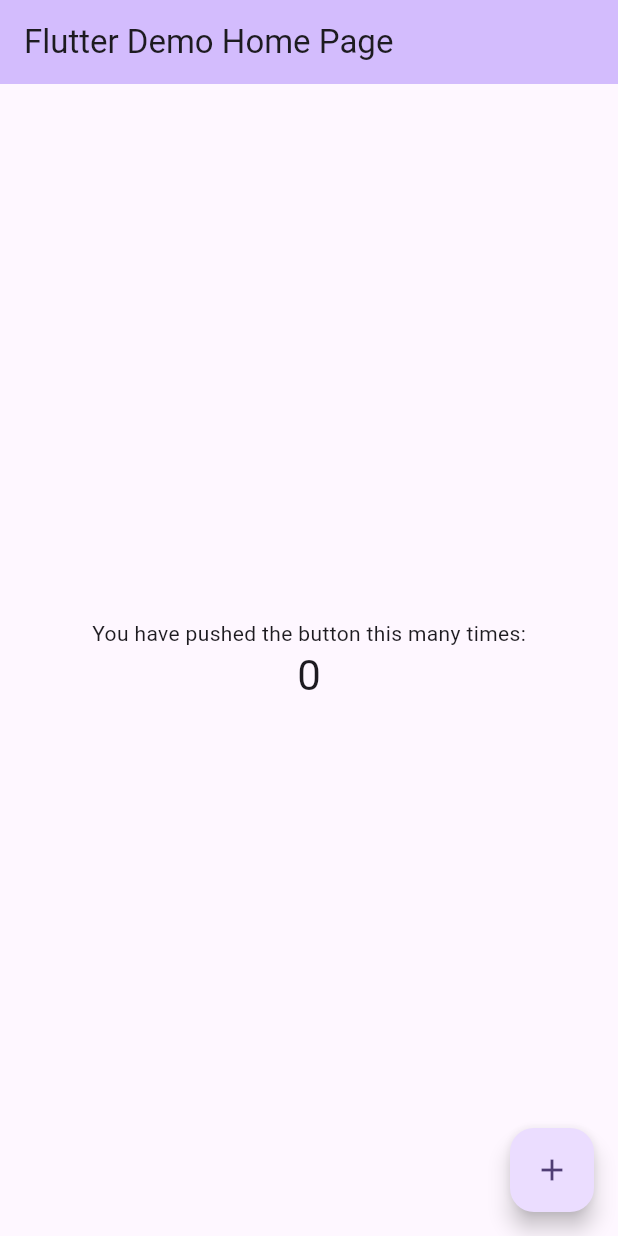
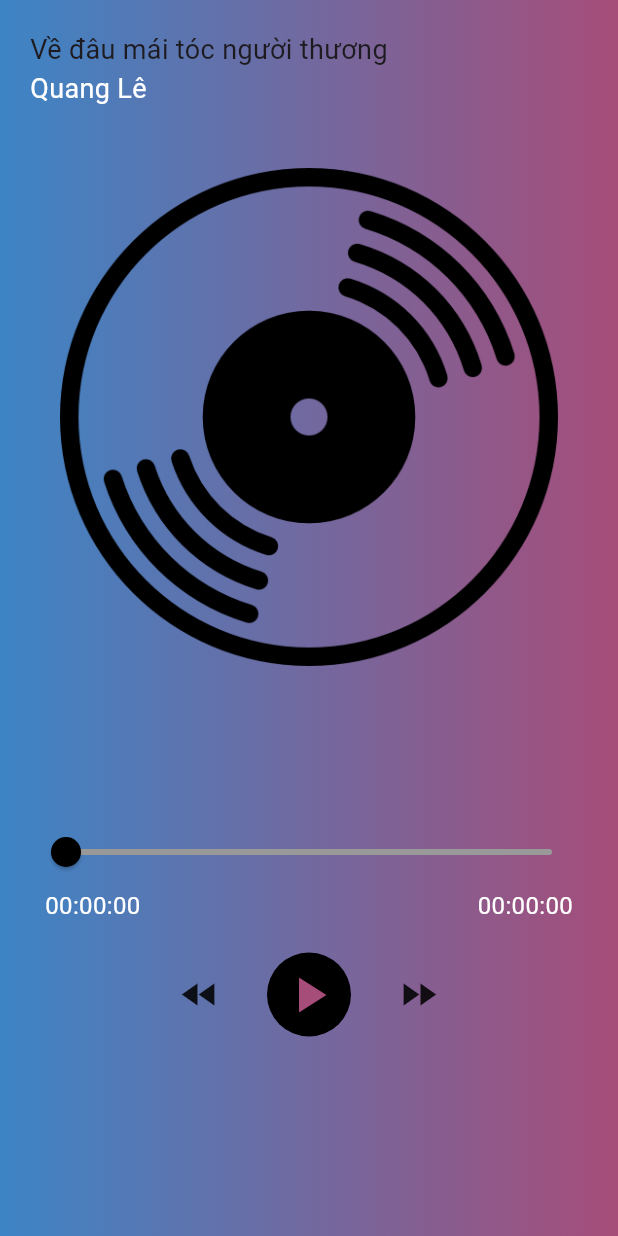
Before and after one commit to huy2992002/flutter_music_test, a Flutter app: the screen it shows after launch, on a phone screen of 412 x 824 dp. Run offline on Flutter 3.47's test engine with Material 3 defaults, Android fonts, the light colour scheme and no system bars; our stand-ins replace audioplayers.

Commit message:
create UI & play audio

```diff
--- /dev/null
+++ b/lib/components/app_text.dart
@@ -0,0 +1,20 @@
+import 'package:flutter/material.dart';
+
+class AppText extends StatelessWidget {
+  final String text;
+  final Color? color;
+  final double? fontSize;
+
+  const AppText({super.key, required this.text, this.color, this.fontSize});
+
+  @override
+  Widget build(BuildContext context) {
+    return Text(
+      text,
+      style: TextStyle(
+        color: color,
+        fontSize: fontSize ?? 18.0,
+      ),
+    );
+  }
+}
--- /dev/null
+++ b/lib/extensions/app_extensions.dart
@@ -0,0 +1,15 @@
+extension ExInt on int {
+  String get formatTwoDigits {
+    return this < 10 ? '0$this' : '$this';
+  }
+}
+
+extension ExDuration on Duration? {
+  String get formatDuration {
+    if (this == null) {
+      return '00:00:00';
+    } else {
+      return '${this?.inHours.remainder(60).formatTwoDigits}:${this?.inMinutes.remainder(60).formatTwoDigits}:${this?.inSeconds.remainder(60).formatTwoDigits}';
+    }
+  }
+}
--- a/lib/main.dart
+++ b/lib/main.dart
@@ -1,4 +1,5 @@
 import 'package:flutter/material.dart';
+import 'package:flutter_music_test/screens/home/home_screen.dart';
 
 void main() {
   runApp(const MyApp());
@@ -7,119 +8,15 @@
 class MyApp extends StatelessWidget {
   const MyApp({super.key});
 
-  // This widget is the root of your application.
   @override
   Widget build(BuildContext context) {
     return MaterialApp(
-      title: 'Flutter Demo',
+      title: 'Music App',
       theme: ThemeData(
-        // This is the theme of your application.
-        //
-        // TRY THIS: Try running your application with "flutter run". You'll see
-        // the application has a purple toolbar. Then, without quitting the app,
-        // try changing the seedColor in the colorScheme below to Colors.green
-        // and then invoke "hot reload" (save your changes or press the "hot
-        // reload" button in a Flutter-supported IDE, or press "r" if you used
-        // the command line to start the app).
-        //
-        // Notice that the counter didn't reset back to zero; the application
-        // state is not lost during the reload. To reset the state, use hot
-        // restart instead.
-        //
-        // This works for code too, not just values: Most code changes can be
-        // tested with just a hot reload.
         colorScheme: ColorScheme.fromSeed(seedColor: Colors.deepPurple),
         useMaterial3: true,
       ),
-      home: const MyHomePage(title: 'Flutter Demo Home Page'),
+      home: const HomeScreen(),
     );
   }
 }
-
-class MyHomePage extends StatefulWidget {
-  const MyHomePage({super.key, required this.title});
-
-  // This widget is the home page of your application. It is stateful, meaning
-  // that it has a State object (defined below) that contains fields that affect
-  // how it looks.
-
-  // This class is the configuration for the state. It holds the values (in this
-  // case the title) provided by the parent (in this case the App widget) and
-  // used by the build method of the State. Fields in a Widget subclass are
-  // always marked "final".
-
-  final String title;
-
-  @override
-  State<MyHomePage> createState() => _MyHomePageState();
-}
-
-class _MyHomePageState extends State<MyHomePage> {
-  int _counter = 0;
-
-  void _incrementCounter() {
-    setState(() {
-      // This call to setState tells the Flutter framework that something has
-      // changed in this State, which causes it to rerun the build method below
-      // so that the display can reflect the updated values. If we changed
-      // _counter without calling setState(), then the build method would not be
-      // called again, and so nothing would appear to happen.
-      _counter++;
-    });
-  }
-
-  @override
-  Widget build(BuildContext context) {
-    // This method is rerun every time setState is called, for instance as done
-    // by the _incrementCounter method above.
-    //
-    // The Flutter framework has been optimized to make rerunning build methods
-    // fast, so that you can just rebuild anything that needs updating rather
-    // than having to individually change instances of widgets.
-    return Scaffold(
-      appBar: AppBar(
-        // TRY THIS: Try changing the color here to a specific color (to
-        // Colors.amber, perhaps?) and trigger a hot reload to see the AppBar
-        // change color while the other colors stay the same.
-        backgroundColor: Theme.of(context).colorScheme.inversePrimary,
-        // Here we take the value from the MyHomePage object that was created by
-        // the App.build method, and use it to set our appbar title.
-        title: Text(widget.title),
-      ),
-      body: Center(
-        // Center is a layout widget. It takes a single child and positions it
-        // in the middle of the parent.
-        child: Column(
-          // Column is also a layout widget. It takes a list of children and
-          // arranges them vertically. By default, it sizes itself to fit its
-          // children horizontally, and tries to be as tall as its parent.
-          //
-          // Column has various properties to control how it sizes itself and
-          // how it positions its children. Here we use mainAxisAlignment to
-          // center the children vertically; the main axis here is the vertical
-          // axis because Columns are vertical (the cross axis would be
-          // horizontal).
-          //
-          // TRY THIS: Invoke "debug painting" (choose the "Toggle Debug Paint"
-          // action in the IDE, or press "p" in the console), to see the
-          // wireframe for each widget.
-          mainAxisAlignment: MainAxisAlignment.center,
-          children: <Widget>[
-            const Text(
-              'You have pushed the button this many times:',
-            ),
-            Text(
-              '$_counter',
-              style: Theme.of(context).textTheme.headlineMedium,
-            ),
-          ],
-        ),
-      ),
-      floatingActionButton: FloatingActionButton(
-        onPressed: _incrementCounter,
-        tooltip: 'Increment',
-        child: const Icon(Icons.add),
-      ), // This trailing comma makes auto-formatting nicer for build methods.
-    );
-  }
-}
--- /dev/null
+++ b/lib/models/song_model.dart
@@ -0,0 +1,13 @@
+class SongModel {
+  String nameSong;
+  String singer;
+  String url;
+  String urlLyrics;
+
+  SongModel({
+    required this.nameSong,
+    required this.singer,
+    required this.url,
+    required this.urlLyrics,
+  });
+}
--- /dev/null
+++ b/lib/resources/app_assets.dart
@@ -0,0 +1,5 @@
+class AppAssets {
+  AppAssets._();
+
+  static const String imgDisk = 'assets/images/img_disk.png';
+}
--- a/lib/resources/app_colors.dart
+++ b/lib/resources/app_colors.dart
@@ -1,6 +1,11 @@
 import 'package:flutter/material.dart';
 
 class AppColors {
+  AppColors._();
+
   static const Color h000000 = Color(0xFF000000);
   static const Color hFFFFFF = Color(0xFFFFFFFF);
+  static const Color h3D85C6 = Color(0xFF3D85C6);
+  static const Color hA64D79 = Color(0xFFA64D79);
+  static const Color h999999 = Color(0xFF999999);
 }
--- /dev/null
+++ b/lib/screens/home/home_screen.dart
@@ -0,0 +1,166 @@
+import 'package:audioplayers/audioplayers.dart';
+import 'package:flutter/material.dart';
+import 'package:flutter_music_test/components/app_text.dart';
+import 'package:flutter_music_test/extensions/app_extensions.dart';
+import 'package:flutter_music_test/resources/app_assets.dart';
+import 'package:flutter_music_test/resources/app_colors.dart';
+import 'package:flutter_music_test/screens/home/home_view_model.dart';
+import 'package:provider/provider.dart';
+
+class HomeScreen extends StatefulWidget {
+  const HomeScreen({super.key});
+
+  @override
+  State<HomeScreen> createState() => _HomeScreenState();
+}
+
+class _HomeScreenState extends State<HomeScreen> {
+  late HomeViewModel homeViewModel;
+
+  @override
+  void initState() {
+    super.initState();
+    homeViewModel = HomeViewModel()..onInit();
+  }
+
+  @override
+  Widget build(BuildContext context) {
+    final size = MediaQuery.of(context).size;
+
+    return ChangeNotifierProvider<HomeViewModel>.value(
+      value: homeViewModel,
+      child: Scaffold(
+        body: Container(
+          width: size.width,
+          height: size.height,
+          padding: const EdgeInsets.symmetric(horizontal: 20.0)
+              .copyWith(top: MediaQuery.of(context).padding.top + 20.0),
+          decoration: const BoxDecoration(
+            gradient: LinearGradient(colors: [
+              AppColors.h3D85C6,
+              AppColors.hA64D79,
+            ]),
+          ),
+          child: SingleChildScrollView(
+            child: Column(
+              crossAxisAlignment: CrossAxisAlignment.start,
+              children: [
+                Selector<HomeViewModel, String>(
+                  selector: (_, vm) => vm.song.nameSong,
+                  builder: (_, nameSong, __) => AppText(
+                    text: nameSong,
+                  ),
+                ),
+                Selector<HomeViewModel, String>(
+                  selector: (_, vm) => vm.song.singer,
+                  builder: (_, singer, __) => AppText(
+                    text: singer,
+                    color: AppColors.hFFFFFF,
+                  ),
+                ),
+                const SizedBox(height: 20.0),
+                Padding(
+                  padding: const EdgeInsets.all(20.0),
+                  child: Image.asset(
+                    AppAssets.imgDisk,
+                  ),
+                ),
+                const SizedBox(height: 80.0),
+                StreamBuilder(
+                  stream: homeViewModel.player.onDurationChanged,
+                  builder: (context, snapshotTotalDuration) => StreamBuilder(
+                      stream: homeViewModel.player.onPositionChanged,
+                      builder: (context, snapshotPositionDuration) {
+                        Duration? positionDuration =
+                            snapshotPositionDuration.data;
+                        Duration? totalDuration = snapshotTotalDuration.data;
+                        return Column(
+                          children: [
+                            Slider.adaptive(
+                              value:
+                                  positionDuration?.inSeconds.toDouble() ?? 0.0,
+                              min: 0.0,
+                              max: totalDuration?.inSeconds.toDouble() ?? 1.0,
+                              onChanged: (value) {
+                                homeViewModel.onSeek(value);
+                              },
+                              thumbColor: AppColors.h000000,
+                              activeColor: AppColors.h000000,
+                              inactiveColor: AppColors.h999999,
+                            ),
+                            Padding(
+                              padding:
+                                  const EdgeInsets.symmetric(horizontal: 10.0)
+                                      .copyWith(bottom: 20.0),
+                              child: Row(
+                                children: [
+                                  AppText(
+                                    text: positionDuration.formatDuration,
+                                    fontSize: 16.0,
+                                    color: AppColors.hFFFFFF,
+                                  ),
+                                  const Spacer(),
+                                  AppText(
+                                    text: totalDuration.formatDuration,
+                                    fontSize: 16.0,
+                                    color: AppColors.hFFFFFF,
+                                  ),
+                                ],
+                              ),
+                            ),
+                          ],
+                        );
+                      }),
+                ),
+                Row(
+                  mainAxisAlignment: MainAxisAlignment.center,
+                  children: [
+                    const Icon(
+                      Icons.fast_rewind,
+                      size: 30.0,
+                    ),
+                    Padding(
+                      padding: const EdgeInsets.symmetric(horizontal: 30.0),
+                      child: StreamBuilder(
+                        stream: homeViewModel.player.onPlayerStateChanged,
+                        builder: (context, snapshot) => _buildIconPlay(
+                          onTap: homeViewModel.onPlay,
+                          icon: snapshot.data == PlayerState.playing
+                              ? Icons.pause
+                              : Icons.play_arrow,
+                        ),
+                      ),
+                    ),
+                    const Icon(
+                      Icons.fast_forward,
+                      size: 30.0,
+                    ),
+                  ],
+                )
+              ],
+            ),
+          ),
+        ),
+      ),
+    );
+  }
+
+  Widget _buildIconPlay({
+    required Function() onTap,
+    required IconData icon,
+  }) {
+    return InkWell(
+      onTap: onTap,
+      child: Container(
+        padding: const EdgeInsets.all(8.0),
+        decoration: const BoxDecoration(
+            color: AppColors.h000000, shape: BoxShape.circle),
+        child: Icon(
+          icon,
+          size: 40.0,
+          color: AppColors.hA64D79,
+        ),
+      ),
+    );
+  }
+}
--- /dev/null
+++ b/lib/screens/home/home_view_model.dart
@@ -0,0 +1,38 @@
+import 'package:audioplayers/audioplayers.dart';
+import 'package:flutter/material.dart';
+import 'package:flutter_music_test/models/song_model.dart';
+
+class HomeViewModel extends ChangeNotifier {
+  late SongModel song;
+  late AudioPlayer player;
+  bool isPlay = false;
+  Duration? totalDuration = const Duration();
+
+  Future<void> onInit() async {
+    song = SongModel(
+      nameSong: 'Về đâu mái tóc người thương',
+      singer: 'Quang Lê',
+      url: 'https://storage.googleapis.com/ikara-storage/tmp/beat.mp3',
+      urlLyrics: 'urlLyrics',
+    );
+
+    player = AudioPlayer()..setSourceUrl(song.url);
+  }
+
+  void onPlay() {
+    if (player.state == PlayerState.stopped || player.state == PlayerState.completed) {
+      player.play(UrlSource(song.url));
+    } else if (player.state == PlayerState.playing) {
+      player.pause();
+    } else if (player.state == PlayerState.paused) {
+      player.resume();
+    }
+  }
+
+  void onSeek(double value) {
+    if (player.state == PlayerState.completed) {
+      player.play(UrlSource(song.url));
+    }
+    player.seek(Duration(seconds: value.toInt()));
+  }
+}
--- a/pubspec.yaml
+++ b/pubspec.yaml
@@ -50,9 +50,8 @@ flutter:
   # the material Icons class.
   uses-material-design: true
   # To add assets to your application, add an assets section, like this:
-  # assets:
-  #   - images/a_dot_burr.jpeg
-  #   - images/a_dot_ham.jpeg
+  assets:
+    - assets/images/
   # An image asset can refer to one or more resolution-specific "variants", see
   # https://flutter.dev/to/resolution-aware-images
   # For details regarding adding assets from package dependencies, see
```
Also changed, not shown: assets/images/img_disk.png (added).
